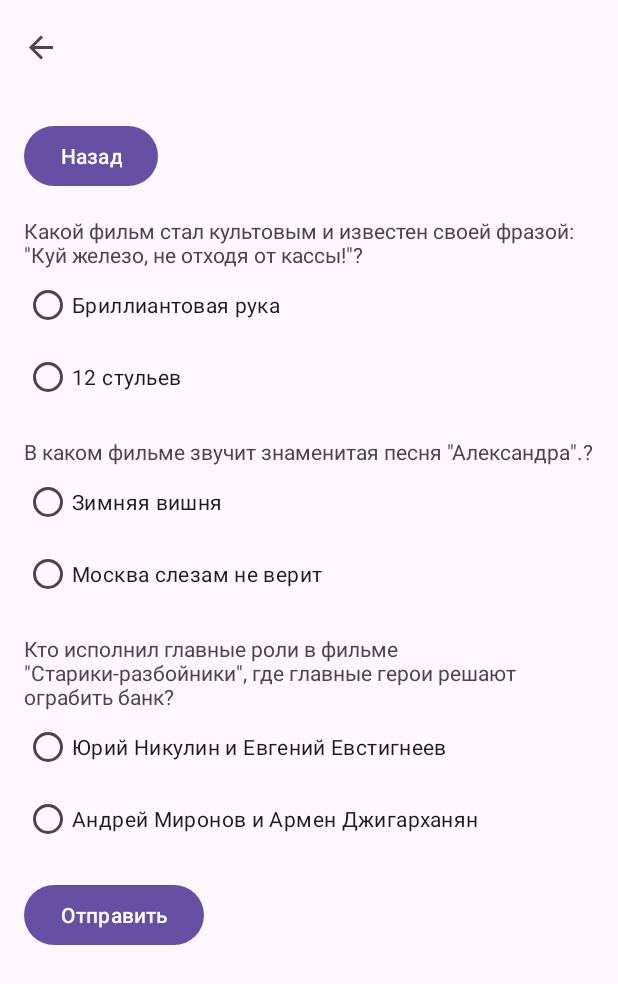
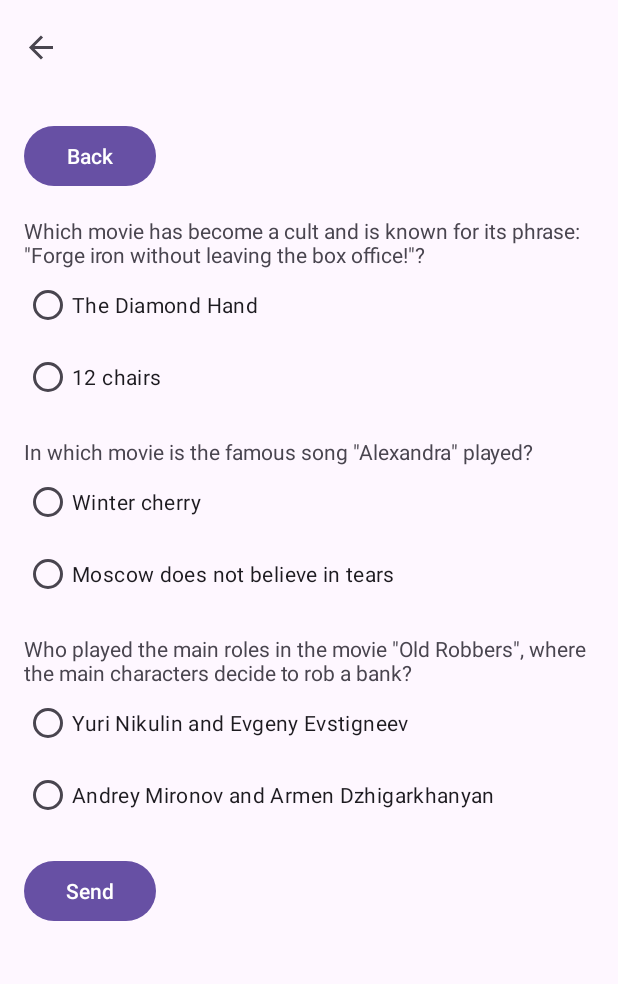
Before and after one commit to AnaStud/Android_HomeWork_7, an Android app: the QuestionsFragment screen opened through its navigation route, on a phone screen of 412 x 824 dp. Shown: the top 984 px of the screen. Run offline under Robolectric (Android 15) with nearby library versions, the phone set to English and light mode, and no system bars; our stand-ins replace navigation-ui.

Commit message:
Homework 9

```diff
--- a/app/src/main/res/values/strings.xml
+++ b/app/src/main/res/values/strings.xml
@@ -1,24 +1,22 @@
 <resources>
     <string name="app_name">FILM QUIZ</string>
-    <string name="button_text">Начать</string>
-    <string name="image_description">welcome</string>
-    <string name="welcome">Добро пожаловать в FILM QUIZ!</string>
-    <!-- Strings used for fragments for navigation -->
+    <string name="buttonStartText">Start</string>
+    <string name="buttonBirthText">To start enter your date of birth</string>
+    <string name="dateOfBirthTitle">Date of birth</string>
+    <string name="image_description">Welcome</string>
+    <string name="welcome">Welcome to FILM QUIZ!</string>
     <string name="empty">" "</string>
-    <string name="back">Назад</string>
-    <string name="finish">Отправить</string>
-
-    <string name="question1">Какой фильм стал культовым и известен своей фразой: \"Куй железо, не отходя от кассы!\"?</string>
-    <string name="answer11">Бриллиантовая рука</string>
-    <string name="answer12">12 стульев</string>
-    <string name="question2">В каком фильме звучит знаменитая песня \"Александра\".?</string>
-    <string name="answer21">Зимняя вишня</string>
-    <string name="answer22">Москва слезам не верит</string>
-    <string name="question3">Кто исполнил главные роли в фильме \"Старики-разбойники\", где главные герои решают ограбить банк?</string>
-    <string name="answer31">Юрий Никулин и Евгений Евстигнеев</string>
-    <string name="answer32">Андрей Миронов и Армен Джигарханян</string>
-
-    <string name="textViewResult">Результат</string>
-    <string name="buttonNew">Начать заново</string>
-    <!-- Strings used for fragments for navigation -->
+    <string name="back">Back</string>
+    <string name="finish">Send</string>
+    <string name="question1">Which movie has become a cult and is known for its phrase: \"Forge iron without leaving the box office!\"?</string>
+    <string name="answer11">The Diamond Hand</string>
+    <string name="answer12">12 chairs</string>
+    <string name="question2">In which movie is the famous song \"Alexandra\" played?</string>
+    <string name="answer21">Winter cherry</string>
+    <string name="answer22">Moscow does not believe in tears</string>
+    <string name="question3">Who played the main roles in the movie \"Old Robbers\", where the main characters decide to rob a bank?</string>
+    <string name="answer31">Yuri Nikulin and Evgeny Evstigneev</string>
+    <string name="answer32">Andrey Mironov and Armen Dzhigarkhanyan</string>
+    <string name="textViewResult">Result</string>
+    <string name="buttonNew">Start again</string>
 </resources>
```
Also changed, not shown: app/src/main/java/com/example/quiz/QuestionsFragment.kt (+15 -13 lines), app/src/main/java/com/example/quiz/StartFragment.kt (+25 -0 lines), app/src/main/res/layout/fragment_start.xml (+14 -3 lines), 1 other file.
